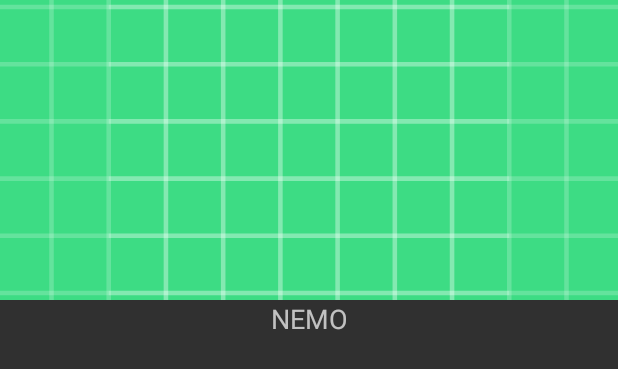
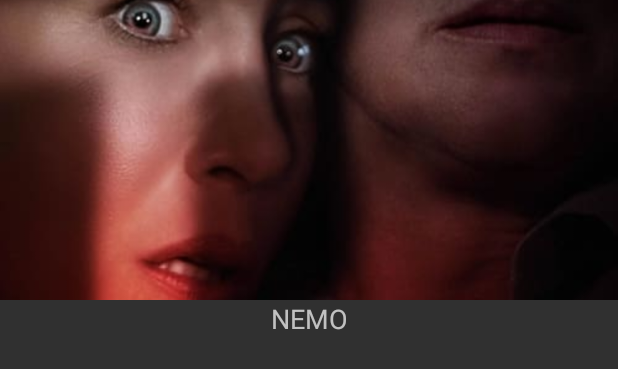
Before and after one commit to dellylucas/cleanArchMovieAPP, an Android app: the layout adapter_list_movie.xml on its own in the app's theme, with its tools: preview values and no code run, on a phone screen of 412 x 824 dp. Shown: the top 369 px of the screen. Run offline under Robolectric (Android 15) with nearby library versions, the phone set to English and light mode, and no system bars; network calls fail.

Commit message:
implementacion de vinculacion de datos

```diff
--- a/app/build.gradle
+++ b/app/build.gradle
@@ -36,6 +36,9 @@ android {
     }
     buildFeatures {
         viewBinding = true
+    }
+    dataBinding {
+        enabled = true
     }
 }
 
--- a/app/src/main/java/com/dfl/cleanarchmovieapp/presentation/ui/DetailFragment.kt
+++ b/app/src/main/java/com/dfl/cleanarchmovieapp/presentation/ui/DetailFragment.kt
@@ -38,10 +38,7 @@ class DetailFragment : Fragment() {
         viewModel.getMovieById(idMovie)
         viewModel.currentMovie.observe(viewLifecycleOwner, { movie ->
             movie.posterPath?.let { binding.detailImage.loadUrl(Constants.BASE_URL_MOVIES_DB_IMAGE_HIGH + it) }
-
-            binding.titleTextView.text = movie.name
-            binding.detailTextView.text = movie.description
-
+            binding.movie = movie
         })
     }
 
--- a/app/src/main/java/com/dfl/cleanarchmovieapp/presentation/ui/ListMovieAdapter.kt
+++ b/app/src/main/java/com/dfl/cleanarchmovieapp/presentation/ui/adapter/ListMovieAdapter.kt
@@ -29,7 +29,7 @@ class ListMovieAdapter(val listener: (Int) -> Unit) :
         RecyclerView.ViewHolder(view.root) {
 
         fun bind(movie: Movie) {
-            view.movieTextView.text = movie.name
+            view.movie = movie
             movie.posterPath?.let { view.imageButton.loadUrl(BASE_URL_MOVIES_DB_IMAGE + it) }
         }
 
--- a/app/src/main/java/com/dfl/cleanarchmovieapp/presentation/vm/ManagementMoviesVM.kt
+++ b/app/src/main/java/com/dfl/cleanarchmovieapp/presentation/vm/ManagementMoviesVM.kt
@@ -21,7 +21,6 @@ class ManagementMoviesVM @Inject constructor(
     private val _load = MutableLiveData<Boolean>()
     val load: LiveData<Boolean>
         get() = _load
-
 
     private val _movies = MutableLiveData<List<Movie>>()
     val movies: LiveData<List<Movie>>
--- a/app/src/main/res/layout/adapter_list_movie.xml
+++ b/app/src/main/res/layout/adapter_list_movie.xml
@@ -1,6 +1,15 @@
 <?xml version="1.0" encoding="utf-8"?>
-<androidx.appcompat.widget.LinearLayoutCompat xmlns:android="http://schemas.android.com/apk/res/android"
-    xmlns:tools="http://schemas.android.com/tools"
+<layout xmlns:android="http://schemas.android.com/apk/res/android"
+    xmlns:tools="http://schemas.android.com/tools">
+
+    <data>
+
+        <variable
+            name="movie"
+            type="com.dfl.cleanarchmovieapp.domain.model.Movie" />
+    </data>
+
+    <androidx.appcompat.widget.LinearLayoutCompat
         android:layout_width="match_parent"
         android:layout_height="wrap_content"
         android:orientation="vertical">
@@ -10,14 +19,17 @@
             android:layout_width="match_parent"
             android:layout_height="200dp"
             android:scaleType="centerCrop"
-        android:src="@drawable/ic_launcher_background" />
+            android:src="@drawable/image_test" />
 
         <androidx.appcompat.widget.AppCompatTextView
             android:id="@+id/movieTextView"
             android:layout_width="match_parent"
             android:layout_height="wrap_content"
             android:gravity="center"
+            android:maxLines="2"
+            android:text="@{movie.name}"
             android:textSize="18sp"
             tools:text="NEMO" />
 
     </androidx.appcompat.widget.LinearLayoutCompat>
+</layout>
```
Also changed, not shown: app/src/main/res/layout/fragment_detail.xml (+14 -2 lines). Lines whose indentation alone changed are shown as unchanged.
